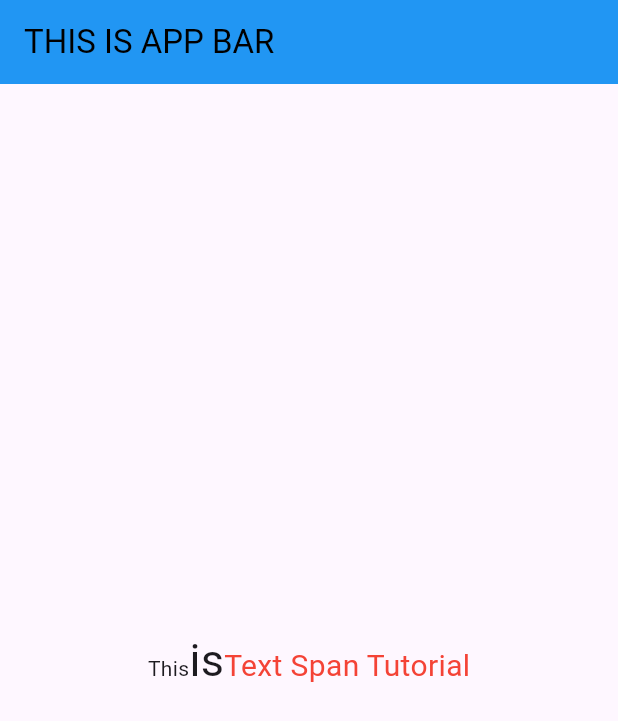
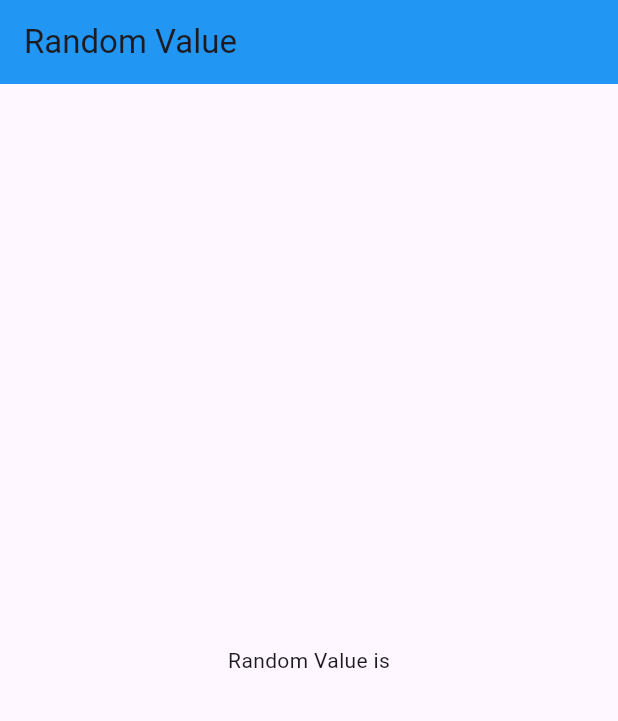
Before and after one commit to anshu-ac-dv/practice, a Flutter app: the screen it shows after launch, on a phone screen of 412 x 824 dp. Shown: the top 721 px of the screen. Run offline on Flutter 3.47's test engine with Material 3 defaults, Android fonts, the phone set to English and light mode, and no system bars.

Commit message:
Initial Commit

```diff
--- a/lib/main.dart
+++ b/lib/main.dart
@@ -1,9 +1,12 @@
 import 'package:flutter/material.dart';
+import 'package:practice/screens/dashboard.dart';
+import 'package:practice/screens/random_value.dart';
 
 void main() {
-  runApp(const MyApp());
+  runApp(const MyApp2());
 }
 
+// This is first day of learning flutter and this is first screen.
 class MyApp extends StatelessWidget {
   const MyApp({super.key});
 
@@ -39,3 +42,18 @@ class MyApp extends StatelessWidget {
     );
   }
 }
+
+// This is second day of learning flutter.
+class MyApp2 extends StatelessWidget {
+  const MyApp2({super.key});
+
+  @override
+  Widget build(BuildContext context) {
+    return MaterialApp(
+      debugShowCheckedModeBanner: false,
+      title: 'Learning Flutter',
+      //home: Dashboard(),
+      home: RandomValue(),
+    );
+  }
+}
--- /dev/null
+++ b/lib/screens/random_value.dart
@@ -0,0 +1,17 @@
+import 'package:flutter/material.dart';
+
+class RandomValue extends StatelessWidget {
+  const RandomValue({super.key});
+
+  @override
+  Widget build(BuildContext context) {
+    return Scaffold(
+      appBar: AppBar(
+        backgroundColor: Colors.blue,
+        title: Text("Random Value"),
+        centerTitle: false,
+      ),
+      body: Center(child: Text("Random Value is")),
+    );
+  }
+}
```
Also changed, not shown: lib/screens/dashboard.dart (added, +27 -0 lines).
